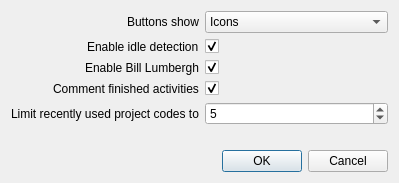
This is Charm/Widgets/CharmPreferences.ui in mkrus/Charm as Qt 5 draws it before an edit. The edited form follows.
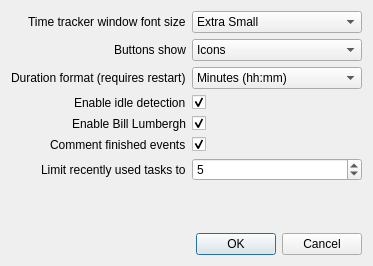
This is the edited form.

Commit message:
Add font size and time format options
Make font size global

Revert "cleanup preference dialog"
This reverts commit 14b0f5493e0f99017e7816357362cbecfaa6dcf7.

Task-Id: CHM-174

Diff of the .ui file:
```diff
--- a/Charm/Widgets/CharmPreferences.ui
+++ b/Charm/Widgets/CharmPreferences.ui
@@ -6,8 +6,8 @@
    <rect>
     <x>0</x>
     <y>0</y>
-    <width>399</width>
-    <height>183</height>
+    <width>373</width>
+    <height>266</height>
    </rect>
   </property>
   <property name="windowTitle">
@@ -17,10 +17,10 @@
    <item>
     <layout class="QGridLayout" name="gridLayout">
      <item row="0" column="2">
-      <widget class="QComboBox" name="cbToolButtonStyle">
+      <widget class="QComboBox" name="cbTimeTrackerFontSize">
        <item>
         <property name="text">
-         <string>Icons</string>
+         <string>Extra Small</string>
         </property>
        </item>
        <item>
@@ -45,7 +45,7 @@
        </item>
       </widget>
      </item>
-     <item row="2" column="0" alignment="Qt::AlignRight">
+     <item row="4" column="0" alignment="Qt::AlignRight">
       <widget class="QLabel" name="lbWarnUnuploadedTimesheets">
        <property name="sizePolicy">
         <sizepolicy hsizetype="Preferred" vsizetype="MinimumExpanding">
@@ -61,7 +61,14 @@
        </property>
       </widget>
      </item>
-     <item row="1" column="0" alignment="Qt::AlignRight">
+     <item row="6" column="2">
+      <widget class="QSpinBox" name="sbNumberOfTaskSelectorEntries">
+       <property name="value">
+        <number>5</number>
+       </property>
+      </widget>
+     </item>
+     <item row="3" column="0" alignment="Qt::AlignRight">
       <widget class="QLabel" name="lbIdleDetection">
        <property name="sizePolicy">
         <sizepolicy hsizetype="Preferred" vsizetype="MinimumExpanding">
@@ -77,7 +84,23 @@
        </property>
       </widget>
      </item>
-     <item row="1" column="2">
+     <item row="6" column="0" alignment="Qt::AlignRight">
+      <widget class="QLabel" name="lbNumberOfTaskSelectorEntries">
+       <property name="sizePolicy">
+        <sizepolicy hsizetype="Preferred" vsizetype="MinimumExpanding">
+         <horstretch>0</horstretch>
+         <verstretch>0</verstretch>
+        </sizepolicy>
+       </property>
+       <property name="text">
+        <string>Limit recently used tasks to</string>
+       </property>
+       <property name="buddy">
+        <cstring>sbNumberOfTaskSelectorEntries</cstring>
+       </property>
+      </widget>
+     </item>
+     <item row="3" column="2">
       <widget class="QCheckBox" name="cbIdleDetection">
        <property name="text">
         <string/>
@@ -87,7 +110,7 @@
        </property>
       </widget>
      </item>
-     <item row="3" column="0" alignment="Qt::AlignRight">
+     <item row="5" column="0" alignment="Qt::AlignRight">
       <widget class="QLabel" name="lbRequestEventComment">
        <property name="sizePolicy">
         <sizepolicy hsizetype="Preferred" vsizetype="MinimumExpanding">
@@ -96,7 +119,7 @@
         </sizepolicy>
        </property>
        <property name="text">
-        <string>Comment finished activities</string>
+        <string>Comment finished events</string>
        </property>
        <property name="buddy">
         <cstring>cbRequestEventComment</cstring>
@@ -104,6 +127,20 @@
       </widget>
      </item>
      <item row="2" column="2">
+      <widget class="QComboBox" name="cbDurationFormat">
+       <item>
+        <property name="text">
+         <string>Minutes (hh:mm)</string>
+        </property>
+       </item>
+       <item>
+        <property name="text">
+         <string>Decimal (h.xx)</string>
+        </property>
+       </item>
+      </widget>
+     </item>
+     <item row="4" column="2">
       <widget class="QCheckBox" name="cbWarnUnuploadedTimesheets">
        <property name="text">
         <string/>
@@ -113,33 +150,52 @@
        </property>
       </widget>
      </item>
-     <item row="3" column="2">
-      <widget class="QCheckBox" name="cbRequestEventComment">
-       <property name="text">
-        <string/>
-       </property>
-       <property name="checked">
-        <bool>true</bool>
-       </property>
-      </widget>
-     </item>
-     <item row="4" column="0" alignment="Qt::AlignRight">
-      <widget class="QLabel" name="lbNumberOfTaskSelectorEntries">
-       <property name="sizePolicy">
-        <sizepolicy hsizetype="Preferred" vsizetype="MinimumExpanding">
-         <horstretch>0</horstretch>
-         <verstretch>0</verstretch>
-        </sizepolicy>
-       </property>
-       <property name="text">
-        <string>Limit recently used project codes to</string>
-       </property>
-       <property name="buddy">
-        <cstring>sbNumberOfTaskSelectorEntries</cstring>
-       </property>
-      </widget>
-     </item>
      <item row="0" column="0" alignment="Qt::AlignRight">
+      <widget class="QLabel" name="lbTimeTrackerFontSize">
+       <property name="sizePolicy">
+        <sizepolicy hsizetype="Preferred" vsizetype="MinimumExpanding">
+         <horstretch>0</horstretch>
+         <verstretch>0</verstretch>
+        </sizepolicy>
+       </property>
+       <property name="text">
+        <string>Time tracker window font size</string>
+       </property>
+       <property name="buddy">
+        <cstring>cbTimeTrackerFontSize</cstring>
+       </property>
+      </widget>
+     </item>
+     <item row="5" column="2">
+      <widget class="QCheckBox" name="cbRequestEventComment">
+       <property name="text">
+        <string/>
+       </property>
+       <property name="checked">
+        <bool>true</bool>
+       </property>
+      </widget>
+     </item>
+     <item row="2" column="0" alignment="Qt::AlignRight">
+      <widget class="QLabel" name="lbDurationFormat">
+       <property name="sizePolicy">
+        <sizepolicy hsizetype="Preferred" vsizetype="MinimumExpanding">
+         <horstretch>0</horstretch>
+         <verstretch>0</verstretch>
+        </sizepolicy>
+       </property>
+       <property name="text">
+        <string>Duration format (requires restart)</string>
+       </property>
+       <property name="wordWrap">
+        <bool>false</bool>
+       </property>
+       <property name="buddy">
+        <cstring>cbDurationFormat</cstring>
+       </property>
+      </widget>
+     </item>
+     <item row="1" column="0" alignment="Qt::AlignRight">
       <widget class="QLabel" name="lbToolButtonStyle">
        <property name="sizePolicy">
         <sizepolicy hsizetype="Preferred" vsizetype="MinimumExpanding">
@@ -155,11 +211,33 @@
        </property>
       </widget>
      </item>
-     <item row="4" column="2">
-      <widget class="QSpinBox" name="sbNumberOfTaskSelectorEntries">
-       <property name="value">
-        <number>5</number>
-       </property>
+     <item row="1" column="2">
+      <widget class="QComboBox" name="cbToolButtonStyle">
+       <item>
+        <property name="text">
+         <string>Icons</string>
+        </property>
+       </item>
+       <item>
+        <property name="text">
+         <string>Text</string>
+        </property>
+       </item>
+       <item>
+        <property name="text">
+         <string>Text under icon</string>
+        </property>
+       </item>
+       <item>
+        <property name="text">
+         <string>Text beside icon</string>
+        </property>
+       </item>
+       <item>
+        <property name="text">
+         <string>System default</string>
+        </property>
+       </item>
       </widget>
      </item>
     </layout>
@@ -172,7 +250,7 @@
      <property name="sizeHint" stdset="0">
       <size>
        <width>20</width>
-       <height>5</height>
+       <height>40</height>
       </size>
      </property>
     </spacer>
```
Left out of the diff: 10 changed lines with no effect on the pictures. The commit also changes 10 other files.
